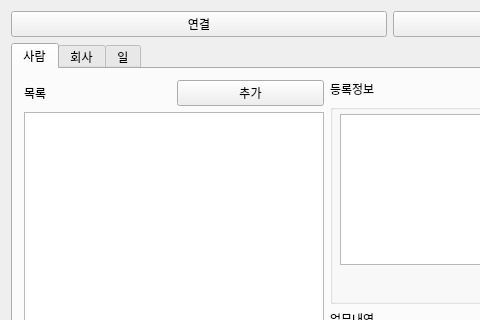
First picture: the form in src/mainwindow.ui, repository Hyuntae-Lee/HuResMgr, before the edit; both pictures show x 0 to 480 and y 0 to 320 of the 1163 by 673 pixel window.
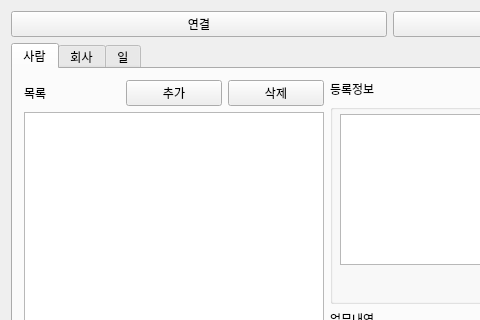
Second picture: the form after the edit. The open tabs and pages were chosen to show the change.

Commit message: worker 삭제 까지

The edit to the form file:
```diff
--- a/src/mainwindow.ui
+++ b/src/mainwindow.ui
@@ -77,6 +77,13 @@
               </property>
              </widget>
             </item>
+            <item>
+             <widget class="QPushButton" name="pushButton_removeWorker">
+              <property name="text">
+               <string>삭제</string>
+              </property>
+             </widget>
+            </item>
            </layout>
           </item>
           <item>
```
Left out of the diff: 21 changed lines with no effect on the pictures. The commit also changes 27 other files.
